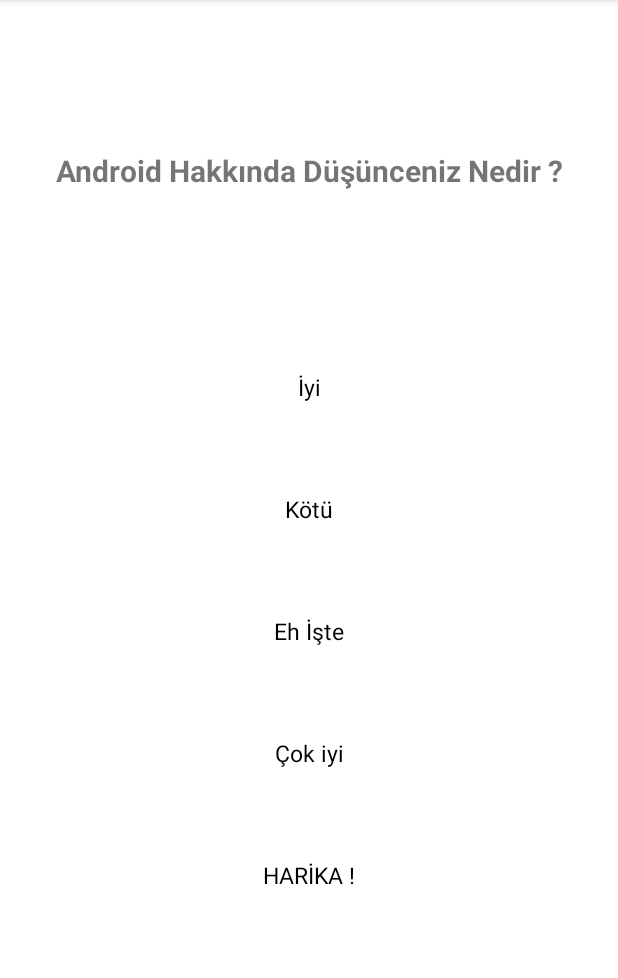
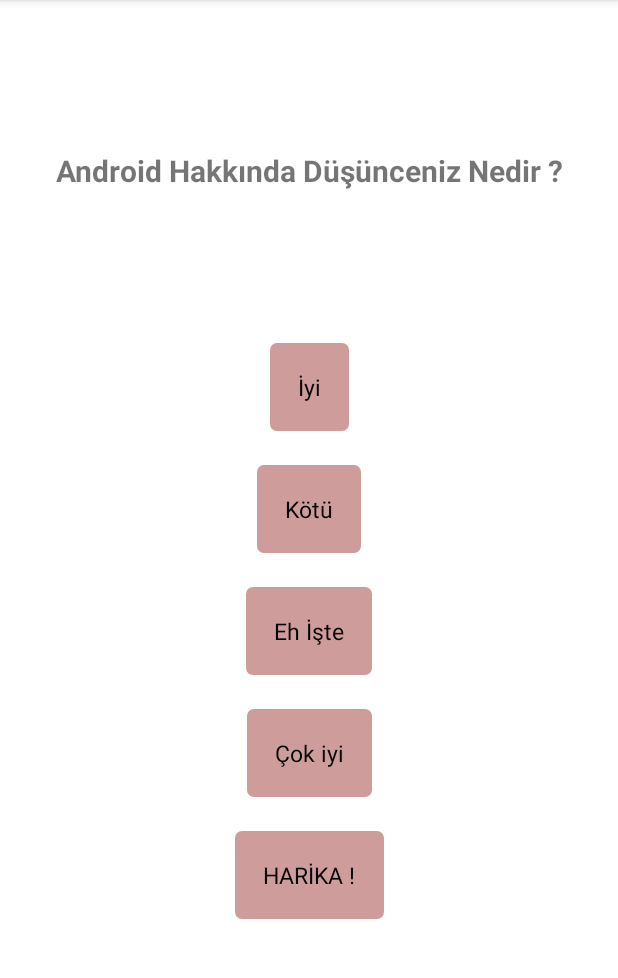
Before and after one commit to edoo37/Rv-Poll, an Android app: the screen it shows after launch (MainActivity), on a phone screen of 412 x 824 dp, the part 84-1062 px from its top. Run offline under Robolectric (Android 15) with nearby library versions, the phone set to English and light mode, and no system bars.

Commit message:
Sinav Calismasi

```diff
--- a/app/src/main/res/drawable/round_corner.xml
+++ b/app/src/main/res/drawable/round_corner.xml
@@ -4,7 +4,7 @@
         android:width="1dp"
         android:color="#ffffff" />
 
-    <solid android:color="#ffffff" />
+    <solid android:color="#CF9C9C" />
 
     <padding
         android:left="1dp"
```
